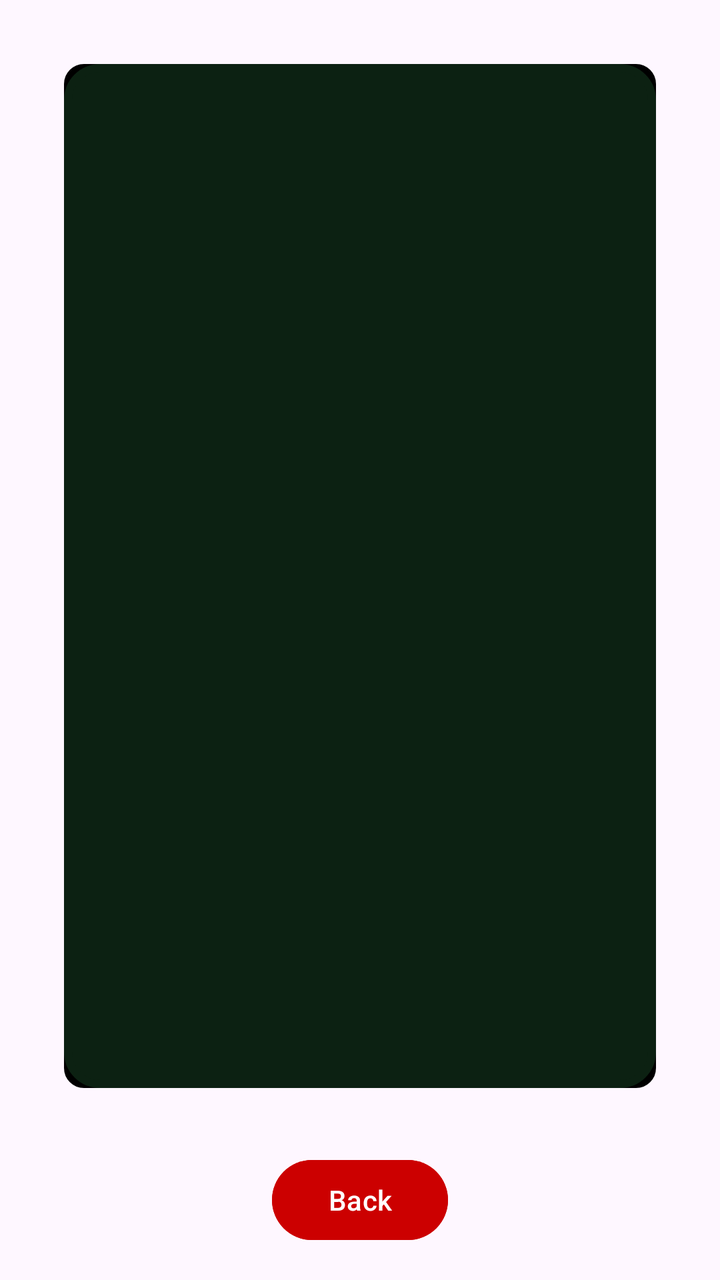
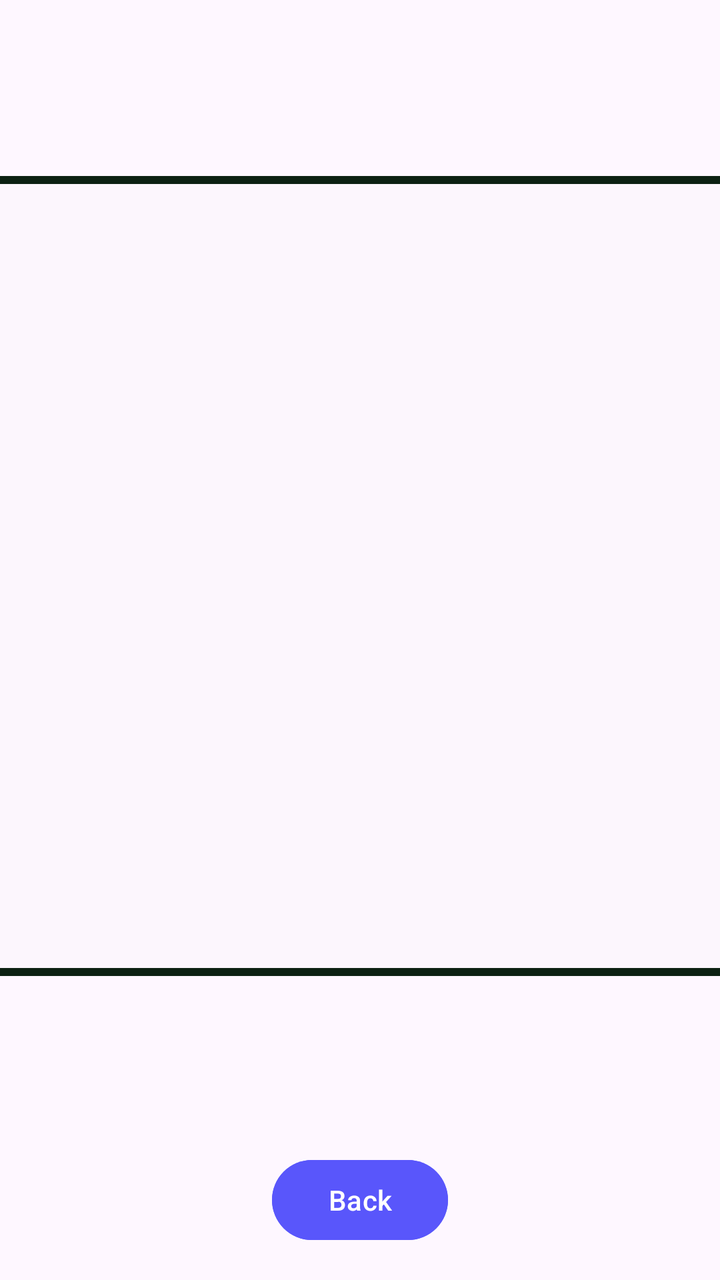

Compare the two renders of this Android layout. The source of the first and the diff that turns it into the second are given below.
<!-- AndroidManifest.xml: application theme Theme.VocalCraft -->
<!-- res/layout/imageview.xml -->
<?xml version="1.0" encoding="utf-8"?>
<androidx.constraintlayout.widget.ConstraintLayout xmlns:android="http://schemas.android.com/apk/res/android"
    xmlns:app="http://schemas.android.com/apk/res-auto"
    xmlns:tools="http://schemas.android.com/tools"
    android:layout_width="match_parent"
    android:layout_height="match_parent">

    
    <FrameLayout
        android:id="@+id/imageFrame"
        android:layout_width="0dp"
        android:layout_height="0dp"
        android:layout_margin="32dp"
        app:layout_constraintTop_toTopOf="parent"
        app:layout_constraintBottom_toTopOf="@id/backButton"
        app:layout_constraintStart_toStartOf="parent"
        app:layout_constraintEnd_toEndOf="parent"
        android:background="@drawable/border_shape"> 

        
        <ImageView
            android:id="@+id/largeImageView"
            android:layout_width="match_parent"
            android:layout_height="match_parent"
            app:srcCompat="@drawable/color_box"
            android:contentDescription="Large Image" />
    </FrameLayout>

    
    <Button
        android:id="@+id/backButton"
        android:layout_width="wrap_content"
        android:layout_height="wrap_content"
        android:text="Back"
        android:textColor="@android:color/white"
        android:backgroundTint="@android:color/holo_red_dark"
        android:layout_margin="16dp"
        app:layout_constraintBottom_toBottomOf="parent"
        app:layout_constraintStart_toStartOf="parent"
        app:layout_constraintEnd_toEndOf="parent" />
</androidx.constraintlayout.widget.ConstraintLayout>
<!-- resources referenced by this layout -->
<resources>
  <!-- drawable border_shape (drawable) -->
  <?xml version="1.0" encoding="utf-8"?>
  <shape xmlns:android="http://schemas.android.com/apk/res/android">
      <solid android:color="#FFFFFF" />
      <stroke
          android:color="#000000"
      android:width="4dp" />
      <corners android:radius="8dp" />
  </shape>
  <!-- drawable color_box (drawable) -->
  <?xml version="1.0" encoding="utf-8"?>
  <shape xmlns:android="http://schemas.android.com/apk/res/android">
      
      <solid android:color="#0c2112" />
  
      <stroke
          android:color="#0c2112"
      android:width="4dp" />
  
      
      <corners android:radius="16dp" />
  
      
      <padding
          android:left="8dp"
          android:top="8dp"
          android:right="8dp"
          android:bottom="8dp" />
  </shape>
  <style name="Theme.VocalCraft" parent="Base.Theme.VocalCraft" />
  <style name="Base.Theme.VocalCraft" parent="Theme.Material3.DayNight.NoActionBar">
          
          <item name="colorButtonNormal">#67eb34</item>
      </style>
</resources>

<!-- the commit's change to res/layout/imageview.xml (unified diff, before → after) -->
@@ -1,15 +1,25 @@
 <?xml version="1.0" encoding="utf-8"?>
-<androidx.constraintlayout.widget.ConstraintLayout xmlns:android="http://schemas.android.com/apk/res/android"
+<androidx.constraintlayout.widget.ConstraintLayout
+    xmlns:android="http://schemas.android.com/apk/res/android"
     xmlns:app="http://schemas.android.com/apk/res-auto"
     xmlns:tools="http://schemas.android.com/tools"
     android:layout_width="match_parent"
     android:layout_height="match_parent">
 
     
+
+    
+
+
+    
+
+    
+
+    
     <FrameLayout
         android:id="@+id/imageFrame"
-        android:layout_width="0dp"
-        android:layout_height="0dp"
+        android:layout_width="400dp"
+        android:layout_height="400dp"
         android:layout_margin="32dp"
         app:layout_constraintTop_toTopOf="parent"
         app:layout_constraintBottom_toTopOf="@id/backButton"
@@ -20,10 +30,10 @@
         
         <ImageView
             android:id="@+id/largeImageView"
-            android:layout_width="match_parent"
-            android:layout_height="match_parent"
-            app:srcCompat="@drawable/color_box"
-            android:contentDescription="Large Image" />
+            android:layout_width="400dp"
+            android:layout_height="400dp"
+            android:contentDescription="Large Image"
+            app:srcCompat="@drawable/color_box" />
     </FrameLayout>
 
     
@@ -33,9 +43,10 @@
         android:layout_height="wrap_content"
         android:text="Back"
         android:textColor="@android:color/white"
-        android:backgroundTint="@android:color/holo_red_dark"
+        android:backgroundTint="#5956fb"
         android:layout_margin="16dp"
         app:layout_constraintBottom_toBottomOf="parent"
         app:layout_constraintStart_toStartOf="parent"
         app:layout_constraintEnd_toEndOf="parent" />
+
 </androidx.constraintlayout.widget.ConstraintLayout>
<!-- resource entries referenced after the edit -->
@@ -13,7 +13,7 @@
   <?xml version="1.0" encoding="utf-8"?>
   <shape xmlns:android="http://schemas.android.com/apk/res/android">
       
-      <solid android:color="#0c2112" />
+      <solid android:color="#fcf6fd" />
   
       <stroke
           android:color="#0c2112"
